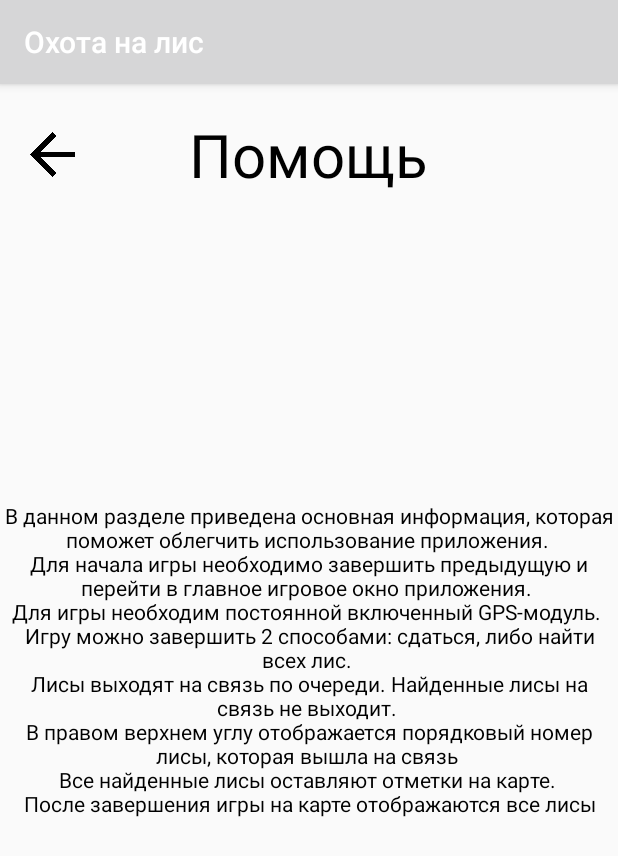
After one commit to Fizik2/FoxHunting, an Android app: the HelpActivity screen opened directly, with no data from a screen before it, on a phone screen of 412 x 824 dp. The commit adds this screen. Shown: the top 856 px of the screen. Run offline under Robolectric (Android 15) with nearby library versions, the phone set to English and light mode, and no system bars.

Commit message:
Finish interface

```diff
--- /dev/null
+++ b/app/src/main/java/com/hunting/fox/foxhunting/Activities/HelpActivity.java
@@ -0,0 +1,27 @@
+package com.hunting.fox.foxhunting.Activities;
+
+import android.os.Bundle;
+import android.support.v7.app.AppCompatActivity;
+import android.support.v7.widget.AppCompatCheckBox;
+import android.view.View;
+import android.widget.EditText;
+
+import com.hunting.fox.foxhunting.R;
+
+/**
+ * Created by fizik on 20.03.17.
+ */
+public class HelpActivity extends AppCompatActivity {
+
+    @Override
+    protected void onCreate(Bundle savedInstanceState) {
+        super.onCreate(savedInstanceState);
+        setContentView(R.layout.activity_help);
+
+    }
+
+    public void onBack(View view) {
+        finish();
+    }
+
+}
--- a/app/src/main/java/com/hunting/fox/foxhunting/Activities/MenuActivity.java
+++ b/app/src/main/java/com/hunting/fox/foxhunting/Activities/MenuActivity.java
@@ -74,6 +74,10 @@ public class MenuActivity extends AppCompatActivity {
         startActivity(new Intent(this, SettingsActivity.class));
     }
 
+    public void onHelp(View view) {
+        startActivity(new Intent(this, HelpActivity.class));
+    }
+
     public void onExit(View view) {
         this.finish();
     }
--- /dev/null
+++ b/app/src/main/res/layout/activity_help.xml
@@ -0,0 +1,51 @@
+<RelativeLayout xmlns:android="http://schemas.android.com/apk/res/android"
+    xmlns:tools="http://schemas.android.com/tools"
+    android:layout_width="match_parent"
+    android:layout_height="match_parent"
+    tools:context="com.hunting.fox.foxhunting.Activities.MenuActivity"
+
+    >
+
+    <RelativeLayout
+        android:layout_width="match_parent"
+        android:layout_height="wrap_content"
+        android:layout_marginTop="20dp">
+
+        <ImageView
+            android:layout_width="30dp"
+            android:layout_height="30dp"
+            android:layout_marginLeft="20dp"
+            android:layout_centerVertical="true"
+            android:src="@drawable/back_arrow"
+            android:contentDescription="@string/goback"
+            android:onClick="onBack"/>
+
+        <TextView
+            android:layout_width="wrap_content"
+            android:layout_height="wrap_content"
+            android:gravity="center_horizontal"
+            android:text="@string/help"
+            android:layout_centerHorizontal="true"
+            android:textSize="40sp"
+            android:textColor="#000"/>
+
+    </RelativeLayout>
+
+
+
+    <LinearLayout
+        android:layout_width="wrap_content"
+        android:layout_height="wrap_content"
+        android:layout_centerInParent="true"
+        android:orientation="vertical">
+
+        <TextView
+            android:layout_width="wrap_content"
+            android:layout_height="match_parent"
+            android:text= "@string/textHelp"
+            android:textColor="#000"
+            android:gravity="center"
+
+            />
+    </LinearLayout>
+</RelativeLayout>
--- a/app/src/main/res/layout/activity_settings.xml
+++ b/app/src/main/res/layout/activity_settings.xml
@@ -142,10 +142,4 @@
             />
 
     </LinearLayout>
-
-    <ImageView
-        android:layout_width="wrap_content"
-        android:layout_height="wrap_content"
-        android:background="?android:attr/alertDialogIcon" />
-
 </RelativeLayout>
--- a/app/src/main/res/values/strings.xml
+++ b/app/src/main/res/values/strings.xml
@@ -34,4 +34,13 @@
     <string name="goback">goBack</string>
     <string name="defaultEraseDistance">100</string>
     <string name="eraseDistance">Расстояние касание лисы\n(метры)</string>
+    <string name="help">Помощь</string>
+    <string name="textHelp">В данном разделе приведена основная информация, которая поможет облегчить использование приложения.
+        \nДля начала игры необходимо завершить предыдущую и перейти в главное игровое окно приложения.
+        \nДля игры необходим постоянной включенный GPS-модуль.
+        \nИгру можно завершить 2 способами: сдаться, либо найти всех "лис".
+        \nЛисы выходят на связь по очереди. Найденные лисы на связь не выходит.
+        \nВ правом верхнем углу отображается порядковый номер "лисы", которая вышла на связь
+        \nВсе найденные "лисы" оставляют отметки на карте.
+        \nПосле завершения игры на карте отображаются все "лисы"</string>
 </resources>
```
Also changed, not shown: app/src/main/AndroidManifest.xml (+8 -0 lines), app/src/main/res/layout/activity_menu.xml (+14 -0 lines).
